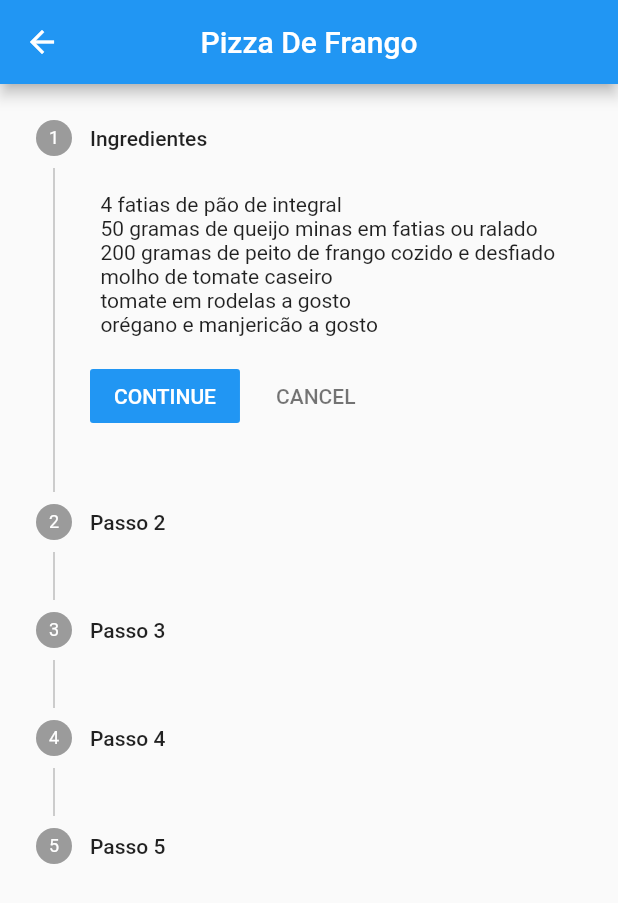
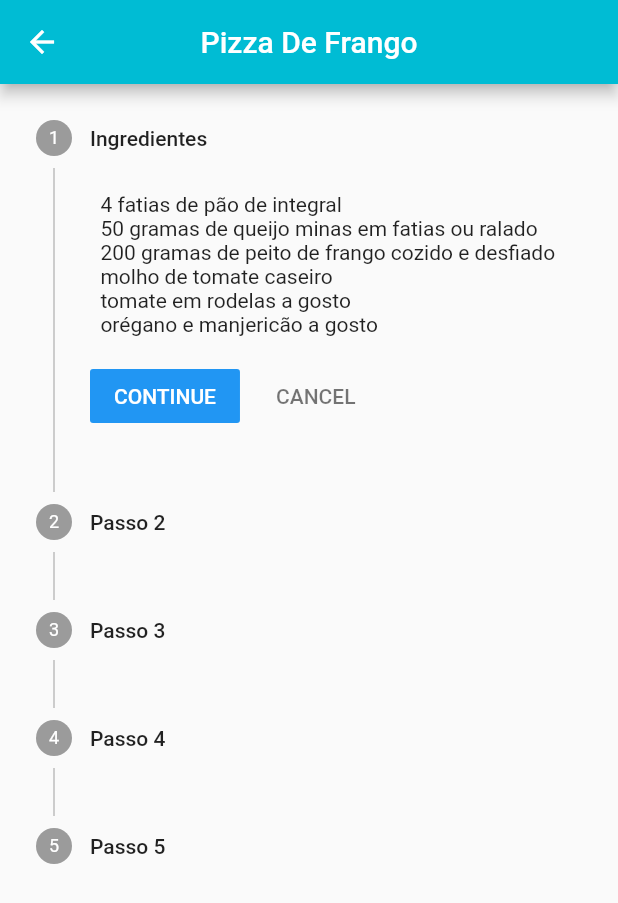
Before and after one commit to Moviopudim/FitFy, a Flutter app: the ListaReceita screen opened directly, after a tap on "Pizza Integral De Frango", on a phone screen of 412 x 824 dp. Shown: the top 903 px of the screen. Run offline on Flutter 3.47's test engine with Material 2 defaults, Android fonts, the phone set to English and light mode, and no system bars; our stand-ins replace getwidget, hive, hive_flutter, pedometer, percent_indicator and 4 more; missing offline and left inert: dart:ffi, flutter_plus; accounts and stored records are empty; Roboto replaces fonts that are missing (Poppins).

Commit message:
nem sei mais

```diff
--- a/lib/Home/Home.dart
+++ b/lib/Home/Home.dart
@@ -158,7 +158,7 @@ class _HomeState extends State<Home> {
         child:   CircularPercentIndicator(
           radius: 120.0,
           lineWidth: 13.0,
-          animation: true,
+          animation: false,
           percent: steps >= 6000 ? 1.0 : percentage,
           center: Text(
             (percentage * 100).toStringAsPrecision(3),
@@ -166,11 +166,11 @@ class _HomeState extends State<Home> {
             TextStyle(fontWeight: FontWeight.bold, fontSize: 20.0),
           ),
           footer: Text(
-            steps.toString(),
+           'passos: $steps',
             style:
             TextStyle(fontWeight: FontWeight.bold, fontSize: 17.0),
           ),
-          circularStrokeCap: CircularStrokeCap.round,
+          circularStrokeCap: CircularStrokeCap.butt,
           progressColor: Colors.green,
         ),
       ),
--- a/lib/Receitas/Hamburguer.dart
+++ b/lib/Receitas/Receitas Detalhadas/Hamburguer.dart
@@ -1,5 +1,7 @@
 import 'package:flutter/material.dart';
 import 'package:getwidget/components/appbar/gf_appbar.dart';
+
+import '../../Constanst/colors.dart';
 
 class Hamburguer extends StatefulWidget {
   const Hamburguer({super.key});
@@ -17,6 +19,7 @@ class _HamburguerState extends State<Hamburguer> {
       appBar: GFAppBar(
         title: Text("Hamburguer De Grão De Bico"),
         centerTitle: true,
+        backgroundColor: Kcyan,
       ),
       body:
       ListView(
--- a/lib/Receitas/pizza.dart
+++ b/lib/Receitas/Receitas Detalhadas/mingau.dart
@@ -1,22 +1,25 @@
 import 'package:flutter/material.dart';
 import 'package:getwidget/components/appbar/gf_appbar.dart';
 
-class Pizza extends StatefulWidget {
-  const Pizza({super.key});
+import '../../Constanst/colors.dart';
+
+class Mingau extends StatefulWidget {
+  const Mingau({super.key});
 
   @override
-  State<Pizza> createState() => _PizzaState();
+  State<Mingau> createState() => _MingauState();
 }
 
-class _PizzaState extends State<Pizza> {
+class _MingauState extends State<Mingau> {
   int _index = 0;
 
   @override
   Widget build(BuildContext context) {
     return Scaffold(
       appBar: GFAppBar(
-        title: Text("Pizza De Frango"),
+        title: Text("Mingau Proteico"),
         centerTitle: true,
+        backgroundColor: Kcyan,
       ),
       body:
       ListView(
@@ -47,34 +50,33 @@ class _PizzaState extends State<Pizza> {
               content: Container(
                   alignment: Alignment.centerLeft,
                   child: const Text('''
-  4 fatias de pão de integral
-  50 gramas de queijo minas em fatias ou ralado
-  200 gramas de peito de frango cozido e desfiado
-  molho de tomate caseiro
-  tomate em rodelas a gosto
-  orégano e manjericão a gosto ''')),
+  150 ml de água
+  20g de whey protein
+  1 colher (sopa) de cacau em pó
+  3 colheres (sopa) de farelo de aveia
+  1/2 banana amassada''')),
             ),
             const Step(
               title: Text('Passo 2'),
-              content: Text('Forre uma assadeira com as fatias de pão integral.'),
+              content: Text('Em uma vasilha, acrescente o farelo de aveia e 50 ml de água filtrada. Cubra com um pano e deixe descansar por 10 minutos.'),
             ),
             Step(
               title: const Text('Passo 3'),
               content: Container(
                   alignment: Alignment.centerLeft,
-                  child: const Text('Cubra com molho de tomate. Depois, adicione o frango desfiado.')),
+                  child: const Text('Depois que a aveia estiver hidratada, transfira para um panela e adicione o restante da água. Leve ao fogo baixo e comece a mexer bem.')),
             ),
             Step(
               title: const Text('Passo 4'),
               content: Container(
                   alignment: Alignment.centerLeft,
-                  child: const Text('Adicione o queijo minas e as rodelas de tomate.')),
+                  child: const Text('Acrescente uma dose de whey protein e misture bem até dissolver. Adicione o cacau em pó e misture novamente.')),
             ),
             Step(
               title: const Text('Passo 5'),
               content: Container(
                   alignment: Alignment.centerLeft,
-                  child: const Text('Salpique o orégano e o manjericão e leve ao forno até que o queijo derreta.')),
+                  child: const Text('Por fim, acrescente a banana amassada e misture bem. Agora basta servir')),
             ),
           ],
         ),],
--- a/lib/Receitas/mingau.dart
+++ b/lib/Receitas/Receitas Detalhadas/pizza.dart
@@ -1,22 +1,25 @@
 import 'package:flutter/material.dart';
 import 'package:getwidget/components/appbar/gf_appbar.dart';
 
-class Mingau extends StatefulWidget {
-  const Mingau({super.key});
+import '../../Constanst/colors.dart';
+
+class Pizza extends StatefulWidget {
+  const Pizza({super.key});
 
   @override
-  State<Mingau> createState() => _MingauState();
+  State<Pizza> createState() => _PizzaState();
 }
 
-class _MingauState extends State<Mingau> {
+class _PizzaState extends State<Pizza> {
   int _index = 0;
 
   @override
   Widget build(BuildContext context) {
     return Scaffold(
       appBar: GFAppBar(
-        title: Text("Mingau Proteico"),
+        title: Text("Pizza De Frango"),
         centerTitle: true,
+        backgroundColor: Kcyan,
       ),
       body:
       ListView(
@@ -47,33 +50,34 @@ class _MingauState extends State<Mingau> {
               content: Container(
                   alignment: Alignment.centerLeft,
                   child: const Text('''
-  150 ml de água
-  20g de whey protein
-  1 colher (sopa) de cacau em pó
-  3 colheres (sopa) de farelo de aveia
-  1/2 banana amassada''')),
+  4 fatias de pão de integral
+  50 gramas de queijo minas em fatias ou ralado
+  200 gramas de peito de frango cozido e desfiado
+  molho de tomate caseiro
+  tomate em rodelas a gosto
+  orégano e manjericão a gosto ''')),
             ),
             const Step(
               title: Text('Passo 2'),
-              content: Text('Em uma vasilha, acrescente o farelo de aveia e 50 ml de água filtrada. Cubra com um pano e deixe descansar por 10 minutos.'),
+              content: Text('Forre uma assadeira com as fatias de pão integral.'),
             ),
             Step(
               title: const Text('Passo 3'),
               content: Container(
                   alignment: Alignment.centerLeft,
-                  child: const Text('Depois que a aveia estiver hidratada, transfira para um panela e adicione o restante da água. Leve ao fogo baixo e comece a mexer bem.')),
+                  child: const Text('Cubra com molho de tomate. Depois, adicione o frango desfiado.')),
             ),
             Step(
               title: const Text('Passo 4'),
               content: Container(
                   alignment: Alignment.centerLeft,
-                  child: const Text('Acrescente uma dose de whey protein e misture bem até dissolver. Adicione o cacau em pó e misture novamente.')),
+                  child: const Text('Adicione o queijo minas e as rodelas de tomate.')),
             ),
             Step(
               title: const Text('Passo 5'),
               content: Container(
                   alignment: Alignment.centerLeft,
-                  child: const Text('Por fim, acrescente a banana amassada e misture bem. Agora basta servir')),
+                  child: const Text('Salpique o orégano e o manjericão e leve ao forno até que o queijo derreta.')),
             ),
           ],
         ),],
--- a/lib/Funcoes/criaReceita.dart
+++ b/lib/Receitas/criaReceita.dart
@@ -15,14 +15,13 @@ class criaSuplemento extends StatelessWidget {
     EdgeInsets margin;
     return  Card(
       child: ListTile(
-        leading: Image.network(imagem, width: 100),
         title: Text(
           rotulo,
-          style: TextStyle(fontSize: 32),
+          style: TextStyle(fontSize: 18),
         ),
         subtitle: Text(
           subtitulo,
-          style: TextStyle(fontStyle: FontStyle.italic),
+          style: TextStyle(fontStyle: FontStyle.italic, fontSize: 16),
         ),
         onTap: () {
           Navigator.push(context, MaterialPageRoute(builder: (context) {
--- a/lib/Receitas/listaReceitas.dart
+++ b/lib/Receitas/listaReceitas.dart
@@ -1,10 +1,11 @@
-import 'package:Slang/Funcoes/criaReceita.dart';
+import 'package:Slang/Receitas/criaReceita.dart';
 import 'package:flutter/material.dart';
 import 'package:getwidget/components/appbar/gf_appbar.dart';
 
-import 'Hamburguer.dart';
-import 'mingau.dart';
-import 'pizza.dart';
+import '../Constanst/colors.dart';
+import 'Receitas Detalhadas/Hamburguer.dart';
+import 'Receitas Detalhadas/mingau.dart';
+import 'Receitas Detalhadas/pizza.dart';
 
 class ListaReceita extends StatefulWidget {
   const ListaReceita({super.key});
@@ -21,16 +22,21 @@ class _ListaReceitaState extends State<ListaReceita> {
     return Scaffold(
       appBar: GFAppBar(
         title: Text("Receitas"),
-        backgroundColor: Colors.indigo,
+        backgroundColor: Kcyan,
         centerTitle: true,
       ),
-      body: ListView(
+       body: GridView.count(
+          padding: const EdgeInsets.all(20),
+          crossAxisCount: 2,
+          crossAxisSpacing: 10,
+          mainAxisSpacing: 5,
+          primary: true,
           children: <Widget>[
             criaSuplemento.CriaReceita('https://img.icons8.com/ios/344/porridge--v1.png', 'Mingau Proteico', 'Mingau Proteico Feito De Forma Simples e sem enrolação', Mingau()),
             criaSuplemento.CriaReceita('https://img.icons8.com/pastel-glyph/344/pizza--v2.png', 'Pizza Integral De Frango', 'Pizza De Frango Feita Com Pão Integral', Pizza()),
             criaSuplemento.CriaReceita('https://img.icons8.com/external-line-zulfa-mahendra/512/external-burguer-food-delivery-line-zulfa-mahendra-2.png', 'Hamburguer De Grão de Bico', 'Hamburguer Saboroso feito com grão de bico', Hamburguer(),)
           ],
-      ),
+        )
       );
   }
 }
```
Also changed, not shown: lib/Database/AppDao/SlangDao.dart (deleted, +0 -47 lines), lib/Funcoes/contador passos.dart (+6 -29 lines), lib/Tracker/Tracker.dart (+29 -43 lines), lib/main.dart (+14 -2 lines), pubspec.yaml (+3 -5 lines), lib/Receitas/anuncios.dart (deleted), pubspec.lock. Lines whose indentation alone changed are shown as unchanged.
